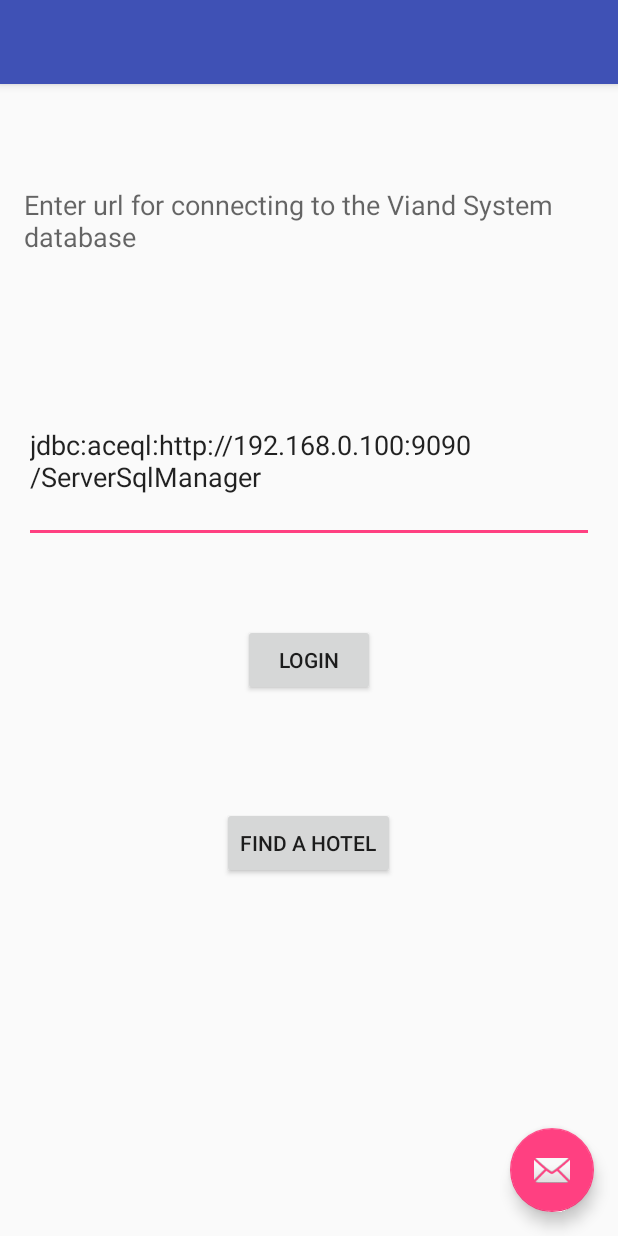
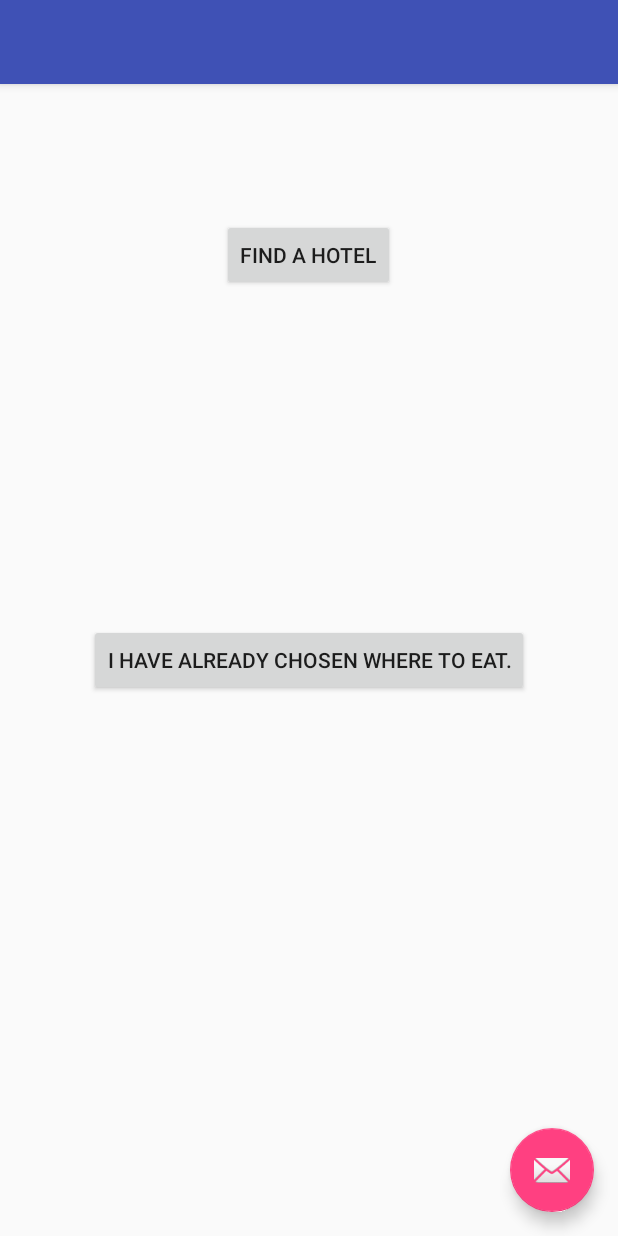
Before and after one commit to KaushikNathMIT/ViandSystemsInManipal, an Android app: the MainActivity screen opened directly, with no data from a screen before it, on a phone screen of 412 x 824 dp. Run offline under Robolectric (Android 15) with nearby library versions, the phone set to English and light mode, and no system bars; libraries missing offline, so code that uses them is left out: org.kawanfw.sql.

Commit message:
GUI Improvements and fixes

```diff
--- a/app/src/main/java/com/kaushiknath/viandsystem/LoginActivity.java
+++ b/app/src/main/java/com/kaushiknath/viandsystem/LoginActivity.java
@@ -23,7 +23,7 @@ import java.sql.SQLException;
  */
 public class LoginActivity extends Activity {
     String sql;
-    String[] res = new String[20];
+    String[] res = new String[30];
     int length;
 
     protected void onCreate(Bundle savedInstanceState) {
--- a/app/src/main/java/com/kaushiknath/viandsystem/MainActivity.java
+++ b/app/src/main/java/com/kaushiknath/viandsystem/MainActivity.java
@@ -2,6 +2,7 @@ package com.kaushiknath.viandsystem;
 
 import android.content.Intent;
 import android.content.SharedPreferences;
+import android.graphics.drawable.Drawable;
 import android.os.Bundle;
 import android.support.design.widget.NavigationView;
 import android.support.v4.widget.DrawerLayout;
@@ -18,11 +19,7 @@ import org.kawanfw.sql.api.client.android.AceQLDBManager;
 public class MainActivity extends AppCompatActivity
         implements NavigationView.OnNavigationItemSelectedListener {
 
-    //Gets the AceQL server URL to connect to
-    EditText serverURLView;
-    //Gets the SQL query to execute
-    //Tap it to execute query
-    Button loginB, spButton;
+    Button spButton, sel_hot_button;
     private DrawerLayout mDrawerLayout;
     private ListView mDrawerList;
     int hd =0 ;
@@ -32,6 +29,8 @@ public class MainActivity extends AppCompatActivity
         super.onCreate(savedInstanceState);
         setContentView(R.layout.activity_main);
 
+        spButton = (Button) findViewById(R.id.sel_proc_button);
+        sel_hot_button = (Button) findViewById(R.id.fbname);
 
         mDrawerLayout = (DrawerLayout) findViewById(R.id.drawer_layout);
 
@@ -44,12 +43,20 @@ public class MainActivity extends AppCompatActivity
                 if (id == R.id.login) {
                     startActivity(new Intent(MainActivity.this, LoginActivity.class));
                 } else if (id == R.id.hodel) {
-                    Toast.makeText(getApplicationContext(), R.string.hd_sel, Toast.LENGTH_LONG).show();
-                    hd = 1;
-                } else if (id == R.id.fbname) {
-                    Intent intent = new Intent(MainActivity.this, SearchActivity.class);
-                    intent.putExtra("val", hd);
-                    startActivity(intent);
+                    if(item.isChecked()){
+                        hd=0;
+                        item.setChecked(false);
+                        item.setIcon(android.R.drawable.checkbox_off_background);
+                        Toast.makeText(getApplicationContext(), R.string.hd_sel_n, Toast.LENGTH_LONG).show();
+                    }
+                    else {
+                        hd = 1;
+                        item.setChecked(true);
+                        item.setIcon(android.R.drawable.checkbox_on_background);
+                        Toast.makeText(getApplicationContext(), R.string.hd_sel, Toast.LENGTH_LONG).show();
+                    }
+                } else if (id == R.id.change_ip) {
+                    startActivity(new Intent(MainActivity.this,ServerConnect.class));
                 }
 
                 return false;
@@ -60,35 +67,7 @@ public class MainActivity extends AppCompatActivity
 
 
         //Find the view from the layout XML file
-        serverURLView = (EditText) findViewById(R.id.et_server_url);
-        loginB = (Button) findViewById(R.id.b_login);
-        spButton = (Button) findViewById(R.id.sel_proc_button);
 
-        //Restore the previously entered values into the fields if any for those lazy folks
-        restoreInputConfiguration();
-
-        //This listener tells the database manager what kind of statements to execute
-        //We will be using this listener when the execute button is clicked
-        //Set what to do when the execute button is clicked
-        loginB.setOnClickListener(new View.OnClickListener() {
-            @Override
-            public void onClick(View v) {
-                //Let the user know that the process has begun
-                //outputView.setText(getString(R.string.loading));
-
-                //If the URL has been edited, then we should reinitialize the AceQLDBManager with the new URL
-                String newURL = serverURLView.getText().toString();
-                String oldURL = AceQLDBManager.getServerUrl();
-                if (!newURL.equals(oldURL)) {
-                    //Null for any of the fields means that they wont be modified
-                    //This statement will also cause the connection to be reset meaning the next query might take a little longer
-                    AceQLDBManager.initialize(newURL, null, null);
-                }
-
-                //Save the query and url so that the user doesn't have to type it again next time.
-                saveInputConfigurations();
-            }
-        });
 
         spButton.setOnClickListener(new View.OnClickListener(){
 
@@ -100,21 +79,20 @@ public class MainActivity extends AppCompatActivity
             }
         });
 
+        sel_hot_button.setOnClickListener(new View.OnClickListener(){
+
+            @Override
+            public void onClick(View v) {
+                Intent intent = new Intent(MainActivity.this, SearchActivity.class);
+                intent.putExtra("val", hd);
+                startActivity(intent);
+            }
+        });
+
 
     }
 
-    private void saveInputConfigurations() {
-        SharedPreferences.Editor editor = getSharedPreferences("sharedPrefs", MODE_PRIVATE).edit();
-        editor.putString("url", serverURLView.getText().toString());
-        editor.apply();
-    }
 
-    private void restoreInputConfiguration() {
-        SharedPreferences sp = getSharedPreferences("sharedPrefs", MODE_PRIVATE);
-        String previousURL = sp.getString("url", null);
-        if (previousURL != null)
-            serverURLView.setText(previousURL);
-    }
 
     @Override
     public boolean onNavigationItemSelected(MenuItem item) {
--- a/app/src/main/res/layout/content_main.xml
+++ b/app/src/main/res/layout/content_main.xml
@@ -9,44 +9,23 @@
     app:layout_behavior="@string/appbar_scrolling_view_behavior" tools:showIn="@layout/app_bar_main"
     tools:context=".MainActivity">
 
-    <TextView
-        android:id="@+id/textView2"
-        android:layout_width="wrap_content"
-        android:layout_height="wrap_content"
-        android:text="@string/pc_url"
-        android:textAppearance="?android:attr/textAppearanceMedium"
-        android:layout_alignParentTop="true"
-        android:layout_alignParentEnd="true"
-        android:layout_marginTop="52dp" />
 
-    <EditText
-        android:id="@+id/et_server_url"
-        android:layout_width="match_parent"
-        android:layout_height="wrap_content"
-        android:hint="@string/server_url_hint"
-        android:inputType="textMultiLine"
-        android:text="@string/server_url_default"
-        android:layout_above="@+id/b_login"
-        android:layout_alignParentEnd="true"
-        android:layout_marginBottom="54dp" />
-
-
-    <Button
-        android:id="@+id/b_login"
-        android:layout_width="wrap_content"
-        android:layout_height="wrap_content"
-        android:layout_gravity="center_horizontal"
-        android:text="Login"
-        android:layout_centerVertical="true"
-        android:layout_centerHorizontal="true" />
 
     <Button
         android:layout_width="wrap_content"
         android:layout_height="wrap_content"
         android:text="@string/goselproc"
         android:id="@+id/sel_proc_button"
-        android:layout_below="@+id/b_login"
         android:layout_centerHorizontal="true"
         android:layout_marginTop="74dp" />
 
+    <Button
+        android:layout_width="wrap_content"
+        android:layout_height="wrap_content"
+        android:text="@string/fbhname"
+        android:id="@+id/fbname"
+        android:layout_centerVertical="true"
+        android:layout_centerHorizontal="true" />
+
+
 </RelativeLayout>
--- a/app/src/main/res/menu/activity_main_drawer.xml
+++ b/app/src/main/res/menu/activity_main_drawer.xml
@@ -1,22 +1,21 @@
 <?xml version="1.0" encoding="utf-8"?>
 <menu xmlns:android="http://schemas.android.com/apk/res/android">
 
-    <group android:checkableBehavior="single">
+    <group android:checkableBehavior="all">
         <item
             android:id="@+id/login"
             android:icon="@drawable/login"
             android:title="@string/admin_login" />
-    </group>
-    <group android:checkableBehavior="single">
+
         <item
             android:id="@+id/hodel"
-            android:title="@string/homdel" />
+            android:title="@string/homdel"
+            android:checkable="true"
+            android:icon="@android:drawable/checkbox_off_background"/>
         <item
-            android:id="@+id/fbname"
-            android:title="@string/fbhname" />
-    </group>
+            android:id="@+id/change_ip"
+            android:title="@string/ch_ip" />
 
-    <group android:checkableBehavior="single">
 
         <item
             android:id="@+id/dandc"
--- a/app/src/main/res/values/strings.xml
+++ b/app/src/main/res/values/strings.xml
@@ -39,4 +39,6 @@
     <string name="log_succ">Login successful</string>
     <string name="hd_sel">Only Hotels with home delivery option will be showed</string>
     <string name="staff">Do you want to know about staff ?</string>
+    <string name="hd_sel_n">Hotels with both home delivery and non Home Delivery option will be showed</string>
+    <string name="ch_ip">Change IP</string>
 </resources>
```
Also changed, not shown: app/src/main/AndroidManifest.xml (+11 -0 lines), app/src/main/java/com/kaushiknath/viandsystem/ServerConnect.java (added, +69 -0 lines), app/src/main/res/layout/serv_conn.xml (added, +45 -0 lines).
